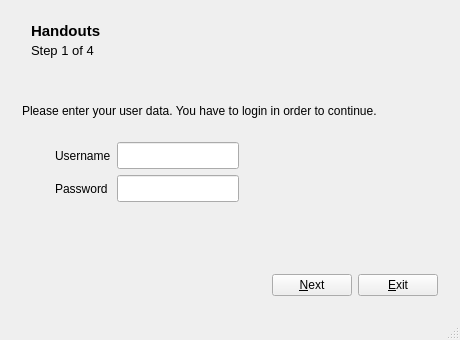
The window that portfolio/ui/mainwindow.ui (manutorres/pernambuco) describes before a commit, drawn with Qt 5.
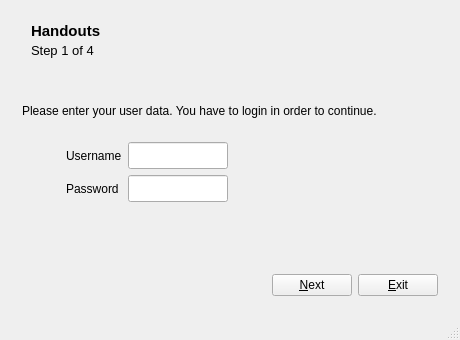
The same window after the commit. The open tabs and pages were chosen to show the change. Icons and pictures are not drawn.

Commit message: Cambios menores.

The edit to the form file:
```diff
--- a/portfolio/ui/mainwindow.ui
+++ b/portfolio/ui/mainwindow.ui
@@ -313,7 +313,7 @@
           </property>
           <property name="font">
            <font>
-            <pointsize>12</pointsize>
+            <pointsize>9</pointsize>
             <weight>50</weight>
             <bold>false</bold>
            </font>
@@ -330,7 +330,7 @@
           </property>
           <property name="font">
            <font>
-            <pointsize>12</pointsize>
+            <pointsize>9</pointsize>
             <weight>50</weight>
             <bold>false</bold>
            </font>
@@ -403,7 +403,7 @@
           </property>
          </widget>
         </item>
-        <item row="5" column="2" colspan="5">
+        <item row="5" column="2" colspan="6">
          <widget class="QLabel" name="lblLoginFail">
           <property name="enabled">
            <bool>true</bool>
@@ -414,9 +414,15 @@
             <height>20</height>
            </size>
           </property>
+          <property name="font">
+           <font>
+            <weight>50</weight>
+            <bold>false</bold>
+           </font>
+          </property>
           <property name="styleSheet">
            <string notr="true">font-weight: normal;
-color: rgb(206, 0, 0)</string>
+color: rgb(255, 0, 0)</string>
           </property>
           <property name="text">
            <string/>
```
The commit also changes 1 other file.
